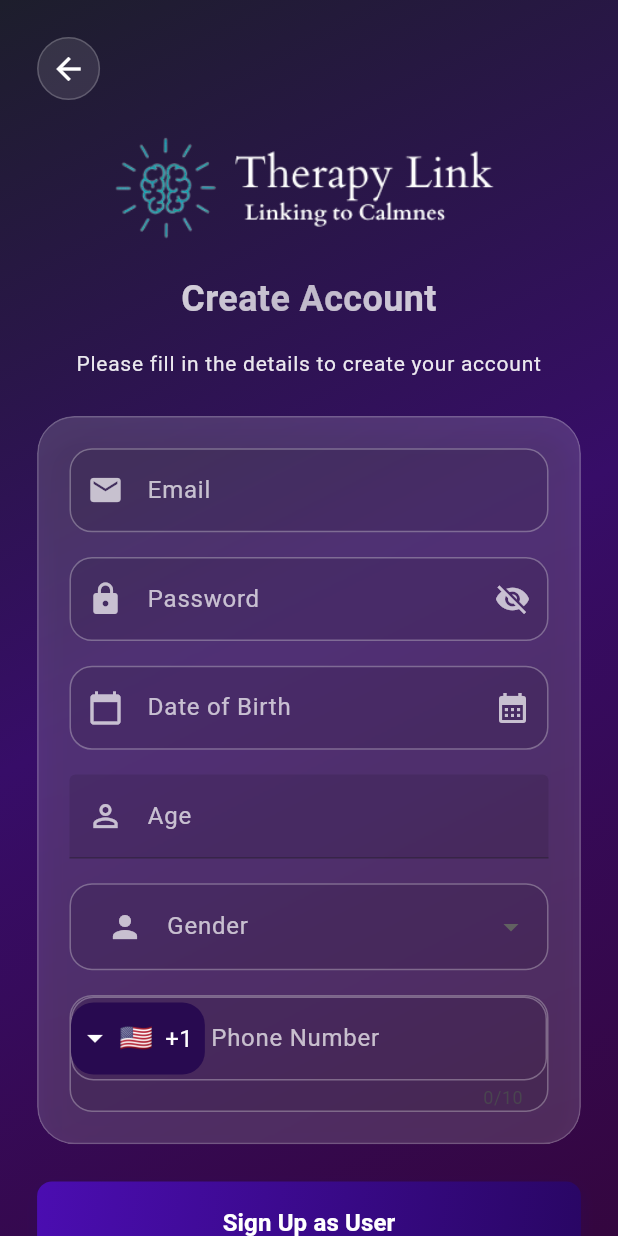
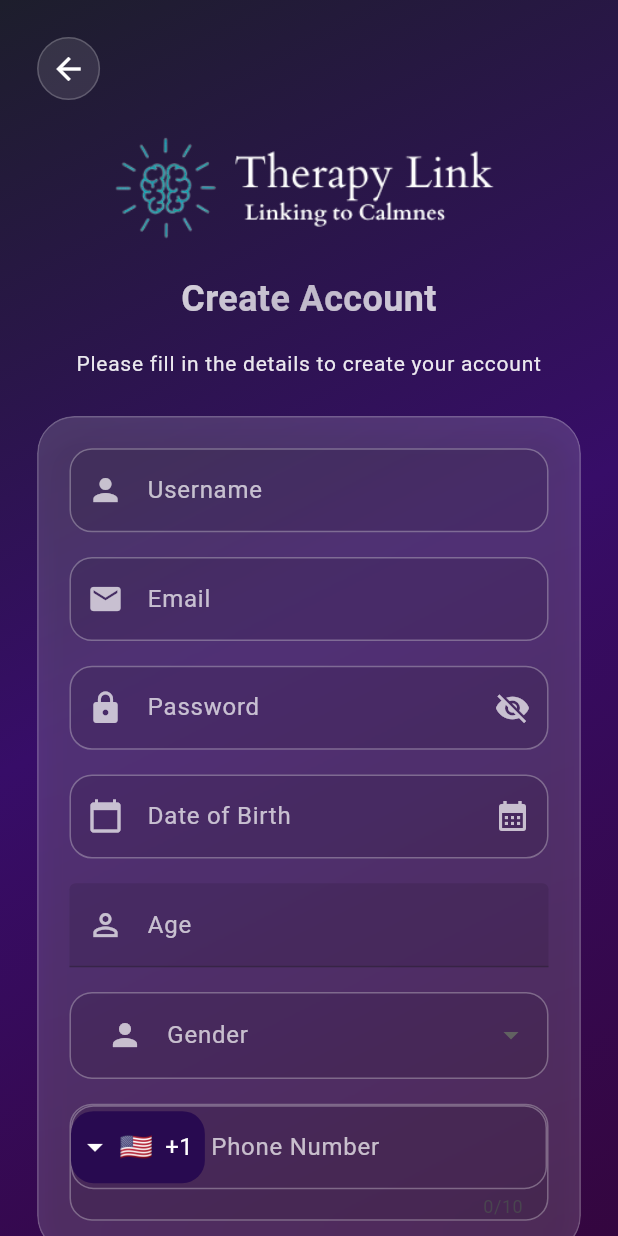
Before and after one commit to azamali992/fyp_therapylink, a Flutter app: the SignUpPage screen opened directly, on a phone screen of 412 x 824 dp. Run offline on Flutter 3.47's test engine with Material 3 defaults, Android fonts, the phone set to English and light mode, and no system bars; drawn by our look-alikes of intl_phone_field; our stand-ins replace audioplayers, bloc, cloud_firestore, concentric_transition, country_picker, dio and 15 more; accounts and stored records are empty.

Commit message:
username added

```diff
--- a/lib/Views/signup.dart
+++ b/lib/Views/signup.dart
@@ -8,6 +8,9 @@ import 'package:therapylink/auth.dart';
 import '../utils/user_role.dart';
 import '../utils/constants.dart';
 import 'package:intl_phone_field/intl_phone_field.dart';
+import 'dart:io';
+import 'package:image_picker/image_picker.dart';
+import 'package:cloud_firestore/cloud_firestore.dart';
 
 class SignUpPage extends StatefulWidget {
   const SignUpPage({super.key});
@@ -25,6 +28,8 @@ class _SignUpPageState extends State<SignUpPage>
   final TextEditingController _dobController = TextEditingController();
   final TextEditingController _genderController = TextEditingController();
   final TextEditingController _phoneController = TextEditingController();
+  final TextEditingController _usernameController = TextEditingController();
+  // XFile? _pickedImage;
   String? _selectedGender;
   bool _isLoading = false;
   String? _errorMessage;
@@ -66,6 +71,8 @@ class _SignUpPageState extends State<SignUpPage>
     _dobController.dispose();
     _genderController.dispose();
     _phoneController.dispose();
+    _usernameController.dispose();
+    _usernameController.dispose();
     super.dispose();
   }
 
@@ -112,6 +119,20 @@ class _SignUpPageState extends State<SignUpPage>
       final dob = _dobController.text;
       final gender = _selectedGender;
       final phone = _phoneController.text;
+      final username = _usernameController.text.trim();
+
+      // 🔁 STEP: Check if username is already taken in Firestore
+      final isTaken = await isUsernameTaken(username);
+      if (isTaken) {
+        setState(() {
+          _isLoading = false;
+          _errorMessage = 'Username already taken';
+        });
+        ScaffoldMessenger.of(context).showSnackBar(
+          const SnackBar(content: Text('Username already taken')),
+        );
+        return; // ⛔ Stop execution if taken
+      }
 
       final user = await AuthService.signUpWithEmail(email, password);
 
@@ -123,6 +144,7 @@ class _SignUpPageState extends State<SignUpPage>
           dob: dob,
           age: _ageController.text,
           phone: phone,
+          username: username,
         );
 
         if (mounted) {
@@ -292,6 +314,69 @@ class _SignUpPageState extends State<SignUpPage>
                               child: Column(
                                 crossAxisAlignment: CrossAxisAlignment.start,
                                 children: [
+                                  // Username field
+                                  _buildInputField(
+                                    controller: _usernameController,
+                                    label: "Username",
+                                    prefixIcon: Icons.person,
+                                    validator: (value) {
+                                      if (value == null ||
+                                          value.trim().isEmpty) {
+                                        return "Please enter a username";
+                                      }
+                                      if (value.trim().length < 3) {
+                                        return "Username must be at least 3 characters";
+                                      }
+                                      if (!RegExp(r'^[a-zA-Z0-9_]+$')
+                                          .hasMatch(value)) {
+                                        return "Only letters, numbers, and underscores allowed";
+                                      }
+                                      return null;
+                                    },
+                                  ),
+
+                                  SizedBox(height: screenHeight * 0.02),
+
+                                  // Profile Picture Picker
+                                  // Center(
+                                  //   child: GestureDetector(
+                                  //     onTap: () async {
+                                  //       final ImagePicker picker =
+                                  //           ImagePicker();
+                                  //       final XFile? image =
+                                  //           await picker.pickImage(
+                                  //               source: ImageSource.gallery);
+                                  //       if (image != null) {
+                                  //         setState(() {
+                                  //           _pickedImage = image;
+                                  //         });
+                                  //       }
+                                  //     },
+                                  //     child: Container(
+                                  //       height: 100,
+                                  //       width: 100,
+                                  //       decoration: BoxDecoration(
+                                  //         shape: BoxShape.circle,
+                                  //         border:
+                                  //             Border.all(color: Colors.white54),
+                                  //         image: _pickedImage != null
+                                  //             ? DecorationImage(
+                                  //                 image: FileImage(
+                                  //                     File(_pickedImage!.path)),
+                                  //                 fit: BoxFit.cover,
+                                  //               )
+                                  //             : null,
+                                  //         color: Colors.white10,
+                                  //       ),
+                                  //       child: _pickedImage == null
+                                  //           ? const Icon(Icons.add_a_photo,
+                                  //               color: Colors.white70)
+                                  //           : null,
+                                  //     ),
+                                  //   ),
+                                  // ),
+                                  // SizedBox(height: screenHeight * 0.02),
+
                                   // Email field
                                   _buildInputField(
                                     controller: _emailController,
@@ -430,8 +515,8 @@ class _SignUpPageState extends State<SignUpPage>
                                           const TextStyle(color: Colors.white),
                                       decoration: InputDecoration(
                                         labelText: "Phone Number",
-                                        labelStyle:
-                                            const TextStyle(color: Colors.white70),
+                                        labelStyle: const TextStyle(
+                                            color: Colors.white70),
                                         prefixIcon: const Icon(Icons.phone,
                                             color: Colors.white70),
                                         border: OutlineInputBorder(
@@ -720,6 +805,14 @@ class _SignUpPageState extends State<SignUpPage>
   }
 }
 
+Future<bool> isUsernameTaken(String username) async {
+  final query = await FirebaseFirestore.instance
+      .collection('users')
+      .where('username', isEqualTo: username.trim())
+      .get();
+  return query.docs.isNotEmpty;
+}
+
 // Custom ShaderMask widget for text shimmer effect
 class ShimmerText extends StatefulWidget {
   final String text;
--- a/lib/auth.dart
+++ b/lib/auth.dart
@@ -127,6 +127,8 @@ class AuthService {
     required String dob,
     required String gender,
     required String phone,
+    required String username,
+    // required String profilePicUrl,
   }) async {
     await FirebaseFirestore.instance.collection('users').doc(uid).set({
       'role': role.toString(),
@@ -134,6 +136,8 @@ class AuthService {
       'dob': dob,
       'gender': gender,
       'phone': phone,
+      'username': username,
+      // 'profilePicUrl': profilePicUrl,
     }, SetOptions(merge: true));
   }
 
--- a/pubspec.yaml
+++ b/pubspec.yaml
@@ -22,6 +22,7 @@ dependencies:
   provider: ^6.1.0
   intl: ^0.20.2  # Ensure this is compatible with firebase_data_connect and firebase_auth
 
+
   geolocator: ^11.0.0
 
   local_auth: ^2.1.6
@@ -30,6 +31,8 @@ dependencies:
   flutter_inappwebview: ^6.1.5
   audioplayers: ^5.2.1
   emoji_picker_flutter: ^4.3.0
+
+  image_picker: ^1.0.7
 
 
   # Permissions & Location
```
Also changed, not shown: pubspec.lock, 7 other files.
